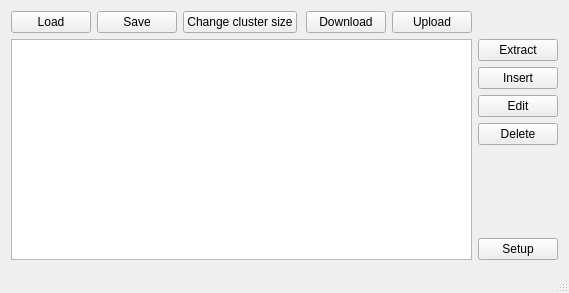
This is mainwindow.ui in hitomi2500/ss-save-parser as Qt 5 draws it before an edit. The edited form follows.
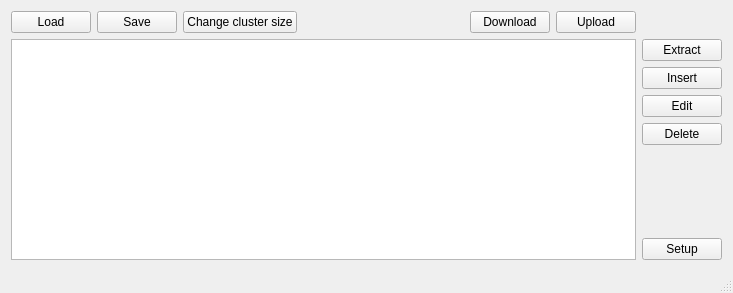
This is the edited form.

Commit message: Another size fix

Patch:
```diff
--- a/mainwindow.ui
+++ b/mainwindow.ui
@@ -6,7 +6,7 @@
    <rect>
     <x>0</x>
     <y>0</y>
-    <width>569</width>
+    <width>733</width>
     <height>293</height>
    </rect>
   </property>
```
